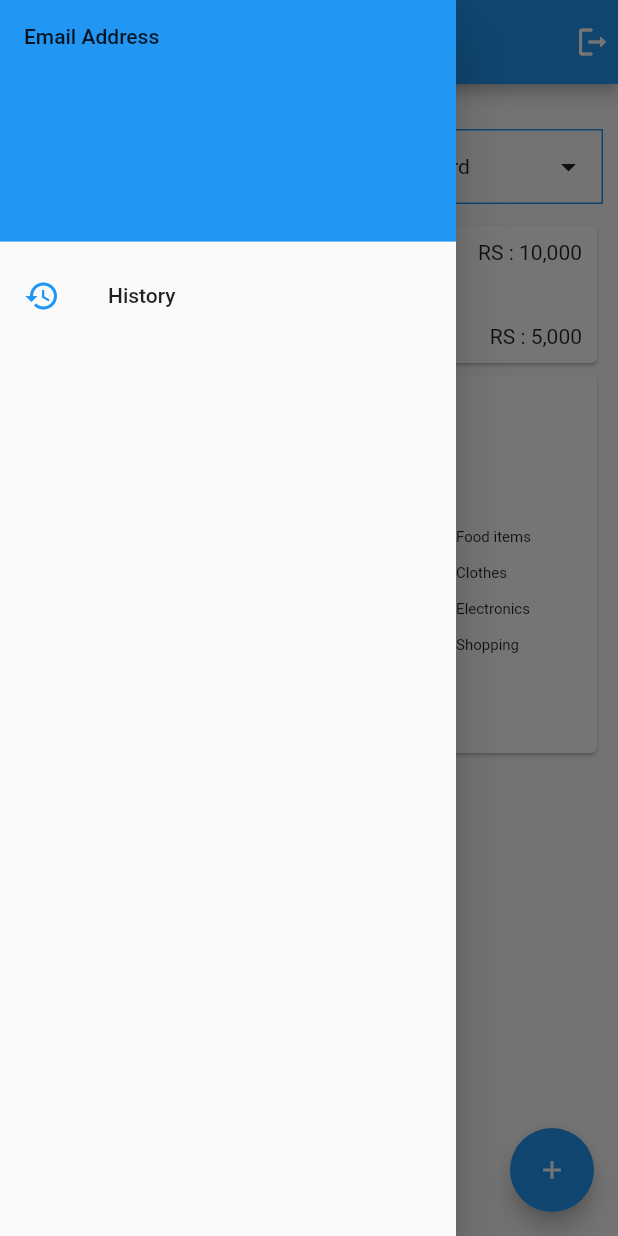
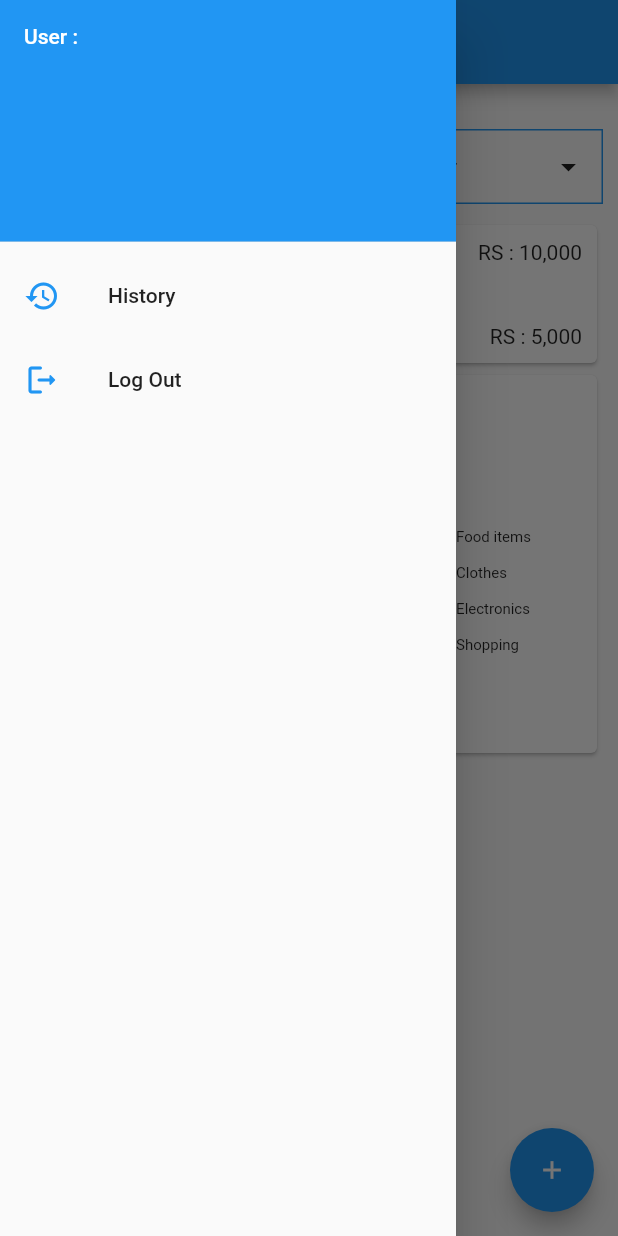
Before and after one commit to 9splShubham/Expense-Tracker, a Flutter app: the screen it shows once a user with an empty profile is signed in, with the side drawer open, on a phone screen of 412 x 824 dp. Run offline on Flutter 3.47's test engine with Material 2 defaults, Android fonts, the phone set to English and light mode, and no system bars; drawn by our look-alikes of pie_chart; our stand-ins replace firebase_auth, firebase_core, shared_preferences, sqflite; accounts and stored records are empty; network calls fail.

```diff
--- /dev/null
+++ b/lib/core/app_config.dart
@@ -0,0 +1,3 @@
+class AppConfig {
+  static const textUserId = 'UserId';
+}
--- a/lib/core/app_string.dart
+++ b/lib/core/app_string.dart
@@ -25,6 +25,8 @@ class AppString {
   static const textExpense = 'Expense :';
   static const textRS5000 = 'RS : 5,000';
   static const textData = 'Data';
+  static const textLogOut = 'Log Out';
+  static const textSuccessfullyLoggedOut = 'Successfully Logged Out';
 
   ///  ADD DATA
 
@@ -38,6 +40,7 @@ class AppString {
   static const textSelectCategory = 'Select Category';
   static const textPaymentMethod = 'Payment Method:';
   static const textAddNote = 'Add Note: ';
+  static const textAddStatus = 'Add Status: ';
 
   /// BOTTOM SHEET
 
--- a/lib/history_screen/history_screen.dart
+++ b/lib/history_screen/history_screen.dart
@@ -45,7 +45,7 @@ class _HistoryScreenState extends State<HistoryScreen> {
                       Text(AppString.textMonth),
                       Icon(Icons.arrow_drop_down_sharp),
                       VerticalDivider(
-                        width: 5,
+                        width: 10,
                         color: AppColor.colorBlue,
                       ),
                       Text(AppString.textYear),
--- a/lib/screens/dashboard.dart
+++ b/lib/screens/dashboard.dart
@@ -2,7 +2,7 @@ import 'package:expense_tracker/core/app_color.dart';
 import 'package:expense_tracker/core/app_string.dart';
 import 'package:expense_tracker/history_screen/history_screen.dart';
 import 'package:expense_tracker/screens/add_data.dart';
-
+import 'package:expense_tracker/screens/login_screen.dart';
 import 'package:firebase_auth/firebase_auth.dart';
 import 'package:flutter/material.dart';
 import 'package:flutter/widgets.dart';
@@ -32,6 +32,8 @@ class _Dashboard extends State<Dashboard> {
     const Color(0xFFe88322),
   ];
 
+  final user = FirebaseAuth.instance.currentUser;
+
   @override
   Widget build(BuildContext context) {
     return Scaffold(
@@ -39,22 +41,45 @@ class _Dashboard extends State<Dashboard> {
         child: ListView(
           children: [
             DrawerHeader(
-              child: Text(AppString.textEmailAddress),
-              decoration: BoxDecoration(color: AppColor.colorBlue),
+              child: Text(
+                'User : ${user?.email}',
+                style: const TextStyle(color: AppColor.colorWhite),
+              ),
+              decoration: const BoxDecoration(color: AppColor.colorBlue),
             ),
             ListTile(
-              leading: Icon(
+              leading: const Icon(
                 Icons.history,
                 color: AppColor.colorBlue,
               ),
-              title: Text(
+              title: const Text(
                 AppString.textHistory,
               ),
               onTap: () {
                 Navigator.push(
                   context,
-                  MaterialPageRoute(builder: (context) => HistoryScreen()),
+                  MaterialPageRoute(
+                      builder: (context) => const HistoryScreen()),
                 );
+              },
+            ),
+            ListTile(
+              leading: const Icon(
+                Icons.logout_rounded,
+                color: AppColor.colorBlue,
+              ),
+              title: const Text(
+                AppString.textLogOut,
+              ),
+              onTap: () {
+                FirebaseAuth.instance.signOut().then((value) {
+                  Navigator.pushAndRemoveUntil(
+                      context,
+                      MaterialPageRoute(
+                        builder: (context) => const LoginScreen(),
+                      ),
+                      (route) => false).then((value) {});
+                });
               },
             ),
           ],
@@ -81,17 +106,6 @@ class _Dashboard extends State<Dashboard> {
       ),
       appBar: AppBar(
         title: const Text(AppString.textDashboard),
-        actions: [
-          Padding(
-            padding: const EdgeInsets.all(5),
-            child: InkWell(
-              child: const Icon(Icons.logout_rounded),
-              onTap: () {
-                FirebaseAuth.instance.signOut();
-              },
-            ),
-          ),
-        ],
       ),
       body: SingleChildScrollView(
         child: Padding(
@@ -117,7 +131,7 @@ class _Dashboard extends State<Dashboard> {
                         width: 5,
                         color: AppColor.colorBlue,
                       ),
-                      Text(AppString.textPassword),
+                      Text(AppString.textYear),
                       Icon(Icons.arrow_drop_down_sharp),
                     ],
                   ),
--- a/pubspec.yaml
+++ b/pubspec.yaml
@@ -40,6 +40,7 @@ dependencies:
   pie_chart: ^5.3.2
   sqflite: ^2.2.8+4
   path_provider: ^2.0.15
+  shared_preferences: ^2.1.1
 
 
 dev_dependencies:
```
Also changed, not shown: lib/db_helper/db_helper.dart (+58 -6 lines), lib/model/model.dart (added, +27 -0 lines), lib/screens/add_data.dart (+63 -1 lines), lib/screens/login_screen.dart (+15 -15 lines), lib/screens/sign_up.dart (+55 -15 lines), pubspec.lock, 1 other file.
